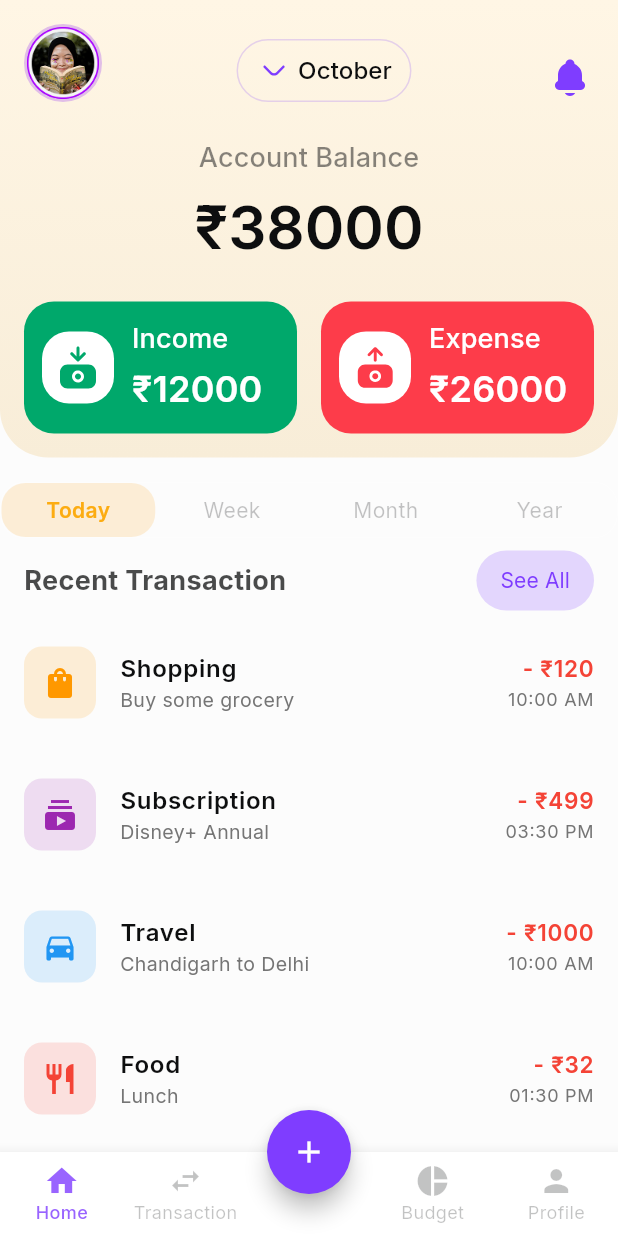
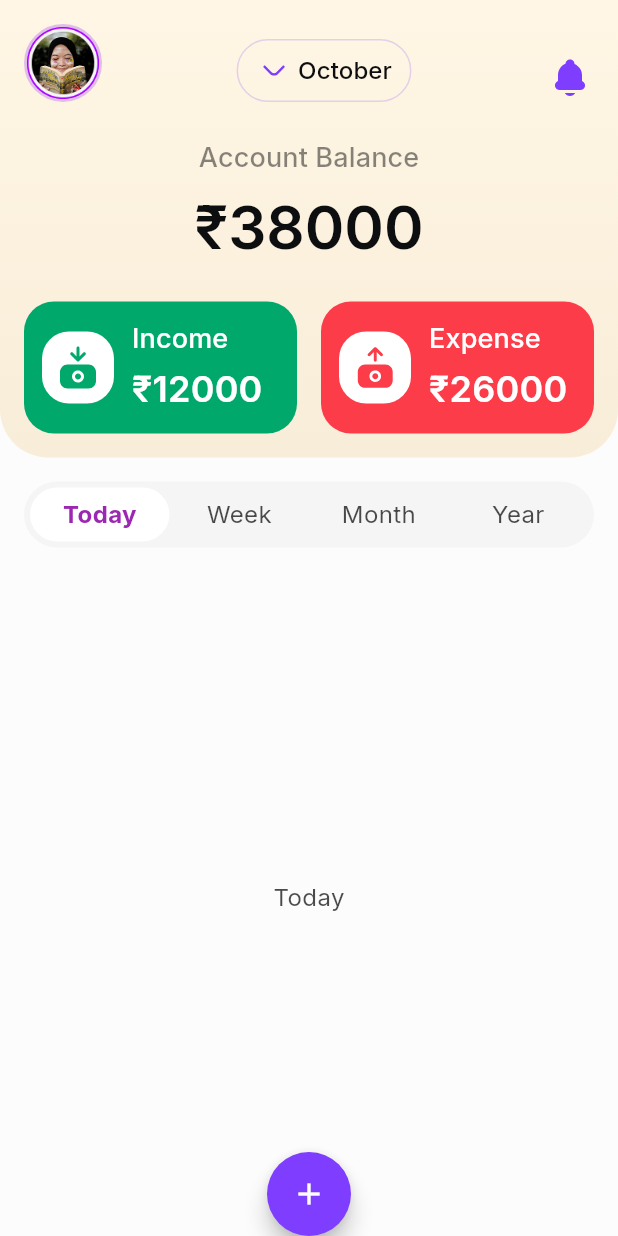
Before and after one commit to Rohit-Chandra-007/cipherschools_assignment, a Flutter app: the screen it shows after launch, on a phone screen of 412 x 824 dp. Run offline on Flutter 3.47's test engine with Material 3 defaults, Android fonts, the phone set to English and light mode, and no system bars; our stand-ins replace flutter_svg, google_fonts.

Commit message:
feat(home_screen): replace custom tab bar with pill tab bar
Refactor the home screen to use the new PillTabBar component for a more consistent and modern UI. This change simplifies the tab bar implementation and improves the visual design of the tab navigation.

```diff
--- a/lib/screens/home_screen.dart
+++ b/lib/screens/home_screen.dart
@@ -1,10 +1,8 @@
 import 'package:cipherschools_assignment/core/theme/app_colors.dart';
 import 'package:cipherschools_assignment/widgets/balance_card.dart';
+import 'package:cipherschools_assignment/widgets/pill_tab_bar.dart';
 import 'package:flutter/material.dart';
 
-import '../widgets/custom_bottom_nav.dart';
-import '../widgets/custom_tab_bar.dart';
-import '../widgets/transaction_item.dart';
 import 'expense_screen.dart';
 import 'income_screen.dart';
 
@@ -16,94 +14,25 @@ class HomeScreen extends StatefulWidget {
 }
 
 class _HomeScreenState extends State<HomeScreen> {
-  int _selectedIndex = 0;
-  int _selectedTabIndex = 0;
-
   @override
   Widget build(BuildContext context) {
-    return Scaffold(
+    return DefaultTabController(
+      length: 4,
+      child: Scaffold(
         body: Column(
           children: [
             AppBar(),
             BalanceCard(),
             const SizedBox(height: 16),
-          Container(
-            decoration: BoxDecoration(
-              border: Border.all(color: AppColors.light20),
-              borderRadius: BorderRadius.circular(16),
-            ),
-            child: CustomTabBar(
-              selectedIndex: _selectedTabIndex,
-              onTabSelected: (index) {
-                setState(() {
-                  _selectedTabIndex = index;
-                });
-              },
-            ),
-          ),
-          const SizedBox(height: 4),
-          Padding(
-            padding: const EdgeInsets.symmetric(horizontal: 16),
-            child: Row(
-              mainAxisAlignment: MainAxisAlignment.spaceBetween,
-              children: [
-                const Text(
-                  'Recent Transaction',
-                  style: TextStyle(fontSize: 18, fontWeight: FontWeight.bold),
-                ),
-                TextButton(
-                  onPressed: () {},
-                  style: ButtonStyle(
-                    backgroundColor: WidgetStateProperty.all(
-                      AppColors.violet20,
-                    ),
-                  ),
-                  child: Container(
-                    margin: const EdgeInsets.symmetric(horizontal: 4),
-                    child: const Text(
-                      'See All',
-                      style: TextStyle(color: AppColors.violet100),
-                    ),
-                  ),
-                ),
-              ],
-            ),
-          ),
+            PillTabBar(tabs: const ['Today', 'Week', 'Month', 'Year']),
+            const SizedBox(height: 8),
             Expanded(
-            child: ListView(
+              child: TabBarView(
                 children: const [
-                TransactionItem(
-                  title: 'Shopping',
-                  subtitle: 'Buy some grocery',
-                  amount: '120',
-                  time: '10:00 AM',
-                  icon: Icons.shopping_bag,
-                  iconBackgroundColor: Colors.orange,
-                ),
-                TransactionItem(
-                  title: 'Subscription',
-                  subtitle: 'Disney+ Annual',
-                  amount: '499',
-                  time: '03:30 PM',
-                  icon: Icons.subscriptions,
-                  iconBackgroundColor: Colors.purple,
-                ),
-                TransactionItem(
-                  title: 'Travel',
-                  subtitle: 'Chandigarh to Delhi',
-                  amount: '1000',
-                  time: '10:00 AM',
-                  icon: Icons.directions_car,
-                  iconBackgroundColor: Colors.blue,
-                ),
-                TransactionItem(
-                  title: 'Food',
-                  subtitle: 'Lunch',
-                  amount: '32',
-                  time: '01:30 PM',
-                  icon: Icons.restaurant,
-                  iconBackgroundColor: Colors.red,
-                ),
+                  Center(child: Text('Today')),
+                  Center(child: Text('Week')),
+                  Center(child: Text('Month')),
+                  Center(child: Text('Year')),
                 ],
               ),
             ),
@@ -175,13 +104,6 @@ class _HomeScreenState extends State<HomeScreen> {
           child: const Icon(Icons.add),
         ),
         floatingActionButtonLocation: FloatingActionButtonLocation.centerDocked,
-      bottomNavigationBar: CustomBottomNav(
-        selectedIndex: _selectedIndex,
-        onItemSelected: (index) {
-          setState(() {
-            _selectedIndex = index;
-          });
-        },
       ),
     );
   }
--- a/lib/widgets/custom_tab_bar.dart
+++ b/lib/widgets/custom_tab_bar.dart
@@ -1,58 +1,59 @@
 import 'package:flutter/material.dart';
-
-import '../core/theme/app_colors.dart';
 
 class CustomTabBar extends StatelessWidget {
   final int selectedIndex;
+  final List<String> tabs;
   final Function(int) onTabSelected;
 
   const CustomTabBar({
     super.key,
     required this.selectedIndex,
+    required this.tabs,
     required this.onTabSelected,
   });
 
   @override
   Widget build(BuildContext context) {
-    final tabs = ['Today', 'Week', 'Month', 'Year'];
-
-    return Row(
-      children: List.generate(
-        tabs.length,
-        (index) => Expanded(
+    return Container(
+      margin: const EdgeInsets.symmetric(horizontal: 16),
+      padding: const EdgeInsets.all(4),
+      decoration: BoxDecoration(
+        color: const Color(0xFFF5F5F5), // Light gray background
+        borderRadius: BorderRadius.circular(28),
+      ),
+      child: Row(
+        children: List.generate(tabs.length, (index) {
+          final bool isSelected = selectedIndex == index;
+          return Expanded(
             child: GestureDetector(
               onTap: () => onTabSelected(index),
               child: Container(
-              padding: const EdgeInsets.symmetric(vertical: 8),
-
+                padding: const EdgeInsets.symmetric(vertical: 12),
                 decoration: BoxDecoration(
-                color:
-                    selectedIndex == index
-                        ? Color.alphaBlend(
-                          Colors.orange.withAlpha((0.15 * 255).toInt()),
-                          Colors.transparent,
-                        )
-                        : Colors.transparent,
-                borderRadius: BorderRadius.circular(16),
+                  color: isSelected ? Colors.white : Colors.transparent,
+                  borderRadius: BorderRadius.circular(24),
+                  boxShadow: isSelected ? [
+                    BoxShadow(
+                      color: Colors.black.withOpacity(0.05),
+                      blurRadius: 4,
+                      offset: const Offset(0, 1),
                     ),
+                  ] : null,
+                ),
+                child: Center(
                   child: Text(
                     tabs[index],
-                textAlign: TextAlign.center,
                     style: TextStyle(
-                  color:
-                      selectedIndex == index
-                          ? AppColors.yellow100
-                          : AppColors.dark25,
-                  fontWeight:
-                      selectedIndex == index
-                          ? FontWeight.w600
-                          : FontWeight.w400,
+                      color: isSelected ? Colors.purple : Colors.grey,
+                      fontWeight: isSelected ? FontWeight.bold : FontWeight.normal,
                       fontSize: 14,
                     ),
                   ),
                 ),
               ),
             ),
+          );
+        }),
       ),
     );
   }
--- /dev/null
+++ b/lib/widgets/pill_tab_bar.dart
@@ -0,0 +1,49 @@
+import 'package:flutter/material.dart';
+
+class PillTabBar extends StatelessWidget {
+  final List<String> tabs;
+  final TabController? controller;
+  final ValueChanged<int>? onTabChanged;
+
+  const PillTabBar({
+    super.key,
+    required this.tabs,
+    this.controller,
+    this.onTabChanged,
+  });
+
+  @override
+  Widget build(BuildContext context) {
+    final ThemeData theme = Theme.of(context);
+    return Container(
+      margin: const EdgeInsets.symmetric(horizontal: 16),
+      padding: const EdgeInsets.all(4),
+      decoration: BoxDecoration(
+        color: const Color(0xFFF5F5F5), // Light gray background
+        borderRadius: BorderRadius.circular(28),
+      ),
+      child: TabBar(
+        controller: controller,
+        isScrollable: false,
+        indicatorWeight: 0.0,
+        indicator: BoxDecoration(
+          color: Colors.white, // White background for selected tab
+          borderRadius: BorderRadius.circular(24),
+        ),
+        indicatorSize: TabBarIndicatorSize.tab,
+        dividerHeight: 0.0,
+
+        labelColor: Colors.purple, // Purple text for selected tab
+        // unselectedLabelColor: Colors.grey,
+        labelStyle: theme.textTheme.bodyMedium?.copyWith(
+          fontWeight: FontWeight.bold,
+        ),
+        unselectedLabelStyle: theme.textTheme.bodyMedium?.copyWith(
+          fontWeight: FontWeight.normal,
+        ),
+        tabs: tabs.map((tab) => Tab(height: 36, text: tab)).toList(),
+        onTap: onTabChanged,
+      ),
+    );
+  }
+}
```
Lines whose indentation alone changed are shown as unchanged.
